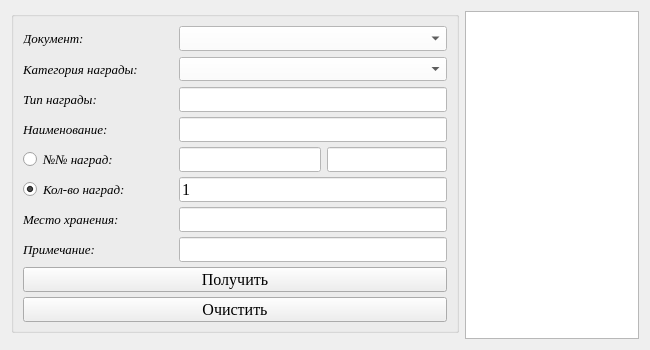
Before: the Qt Designer form frm_receiwing.ui in s4astlif4ik/accounting_of_medal, drawn with Qt 5.
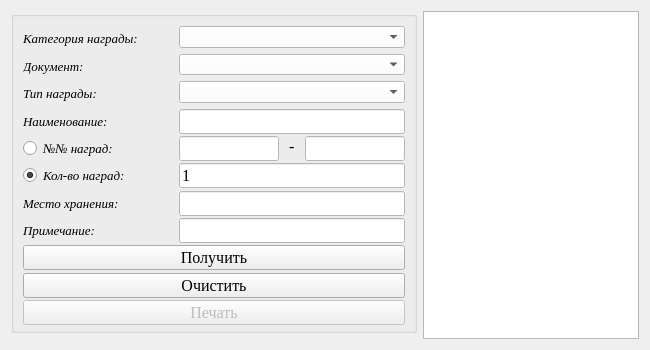
After: the same form once the commit is applied. Icons and pictures are not drawn.

```diff
--- a/frm_receiwing.ui
+++ b/frm_receiwing.ui
@@ -49,58 +49,7 @@
      </property>
      <layout class="QGridLayout" name="gridLayout_2">
       <item row="0" column="0">
-       <widget class="QLabel" name="lbl_type_5">
-        <property name="sizePolicy">
-         <sizepolicy hsizetype="Preferred" vsizetype="Fixed">
-          <horstretch>0</horstretch>
-          <verstretch>0</verstretch>
-         </sizepolicy>
-        </property>
-        <property name="minimumSize">
-         <size>
-          <width>150</width>
-          <height>25</height>
-         </size>
-        </property>
-        <property name="maximumSize">
-         <size>
-          <width>150</width>
-          <height>25</height>
-         </size>
-        </property>
-        <property name="font">
-         <font>
-          <family>Times New Roman</family>
-          <pointsize>10</pointsize>
-          <italic>true</italic>
-         </font>
-        </property>
-        <property name="text">
-         <string>Документ:</string>
-        </property>
-       </widget>
-      </item>
-      <item row="0" column="1" colspan="2">
-       <widget class="QComboBox" name="cB_doc">
-        <property name="maximumSize">
-         <size>
-          <width>16777215</width>
-          <height>25</height>
-         </size>
-        </property>
-        <property name="font">
-         <font>
-          <family>Times New Roman</family>
-          <pointsize>12</pointsize>
-         </font>
-        </property>
-        <property name="styleSheet">
-         <string notr="true">background-color: rgb(255, 255, 255);</string>
-        </property>
-       </widget>
-      </item>
-      <item row="1" column="0">
-       <widget class="QLabel" name="lbl_type">
+       <widget class="QLabel" name="lbl_type_2">
         <property name="sizePolicy">
          <sizepolicy hsizetype="Preferred" vsizetype="Fixed">
           <horstretch>0</horstretch>
@@ -131,7 +80,7 @@
         </property>
        </widget>
       </item>
-      <item row="1" column="1" colspan="2">
+      <item row="0" column="1" colspan="3">
        <widget class="QComboBox" name="cB_award_category">
         <property name="maximumSize">
          <size>
@@ -150,208 +99,6 @@
         </property>
        </widget>
       </item>
-      <item row="2" column="0">
-       <widget class="QLabel" name="lbl_form">
-        <property name="minimumSize">
-         <size>
-          <width>150</width>
-          <height>25</height>
-         </size>
-        </property>
-        <property name="maximumSize">
-         <size>
-          <width>150</width>
-          <height>25</height>
-         </size>
-        </property>
-        <property name="font">
-         <font>
-          <family>Times New Roman</family>
-          <pointsize>10</pointsize>
-          <italic>true</italic>
-         </font>
-        </property>
-        <property name="text">
-         <string>Тип награды:</string>
-        </property>
-       </widget>
-      </item>
-      <item row="2" column="1" colspan="2">
-       <widget class="QLineEdit" name="le_award_type">
-        <property name="minimumSize">
-         <size>
-          <width>0</width>
-          <height>25</height>
-         </size>
-        </property>
-        <property name="maximumSize">
-         <size>
-          <width>16777215</width>
-          <height>25</height>
-         </size>
-        </property>
-        <property name="font">
-         <font>
-          <family>Times New Roman</family>
-          <pointsize>12</pointsize>
-         </font>
-        </property>
-        <property name="styleSheet">
-         <string notr="true">background-color: rgb(255, 255, 255);</string>
-        </property>
-        <property name="dragEnabled">
-         <bool>true</bool>
-        </property>
-        <property name="clearButtonEnabled">
-         <bool>true</bool>
-        </property>
-       </widget>
-      </item>
-      <item row="3" column="0">
-       <widget class="QLabel" name="lbl_name">
-        <property name="minimumSize">
-         <size>
-          <width>150</width>
-          <height>25</height>
-         </size>
-        </property>
-        <property name="maximumSize">
-         <size>
-          <width>150</width>
-          <height>25</height>
-         </size>
-        </property>
-        <property name="font">
-         <font>
-          <family>Times New Roman</family>
-          <pointsize>10</pointsize>
-          <italic>true</italic>
-         </font>
-        </property>
-        <property name="text">
-         <string>Наименование:</string>
-        </property>
-       </widget>
-      </item>
-      <item row="3" column="1" colspan="2">
-       <widget class="QLineEdit" name="le_award_name">
-        <property name="minimumSize">
-         <size>
-          <width>0</width>
-          <height>25</height>
-         </size>
-        </property>
-        <property name="maximumSize">
-         <size>
-          <width>16777215</width>
-          <height>25</height>
-         </size>
-        </property>
-        <property name="font">
-         <font>
-          <family>Times New Roman</family>
-          <pointsize>12</pointsize>
-         </font>
-        </property>
-        <property name="whatsThis">
-         <string>Выберите медаль из списка...</string>
-        </property>
-        <property name="styleSheet">
-         <string notr="true">background-color: rgb(255, 255, 255);</string>
-        </property>
-        <property name="echoMode">
-         <enum>QLineEdit::Normal</enum>
-        </property>
-        <property name="dragEnabled">
-         <bool>true</bool>
-        </property>
-        <property name="clearButtonEnabled">
-         <bool>true</bool>
-        </property>
-       </widget>
-      </item>
-      <item row="4" column="0">
-       <widget class="QRadioButton" name="rb_numbers">
-        <property name="minimumSize">
-         <size>
-          <width>150</width>
-          <height>25</height>
-         </size>
-        </property>
-        <property name="maximumSize">
-         <size>
-          <width>150</width>
-          <height>25</height>
-         </size>
-        </property>
-        <property name="font">
-         <font>
-          <family>Times New Roman</family>
-          <pointsize>10</pointsize>
-          <italic>true</italic>
-         </font>
-        </property>
-        <property name="text">
-         <string>№№ наград:</string>
-        </property>
-       </widget>
-      </item>
-      <item row="4" column="1">
-       <widget class="QLineEdit" name="le_award_first_num">
-        <property name="enabled">
-         <bool>false</bool>
-        </property>
-        <property name="minimumSize">
-         <size>
-          <width>0</width>
-          <height>25</height>
-         </size>
-        </property>
-        <property name="maximumSize">
-         <size>
-          <width>300</width>
-          <height>25</height>
-         </size>
-        </property>
-        <property name="font">
-         <font>
-          <family>Times New Roman</family>
-          <pointsize>12</pointsize>
-         </font>
-        </property>
-        <property name="styleSheet">
-         <string notr="true">background-color: rgb(255, 255, 255);</string>
-        </property>
-       </widget>
-      </item>
-      <item row="4" column="2">
-       <widget class="QLineEdit" name="le_award_last_num">
-        <property name="enabled">
-         <bool>false</bool>
-        </property>
-        <property name="minimumSize">
-         <size>
-          <width>0</width>
-          <height>25</height>
-         </size>
-        </property>
-        <property name="maximumSize">
-         <size>
-          <width>120</width>
-          <height>25</height>
-         </size>
-        </property>
-        <property name="font">
-         <font>
-          <family>Times New Roman</family>
-          <pointsize>12</pointsize>
-         </font>
-        </property>
-        <property name="styleSheet">
-         <string notr="true">background-color: rgb(255, 255, 255);</string>
-        </property>
-       </widget>
-      </item>
       <item row="5" column="0">
        <widget class="QRadioButton" name="rb_sum">
         <property name="minimumSize">
@@ -381,37 +128,6 @@
         </property>
        </widget>
       </item>
-      <item row="5" column="1" colspan="2">
-       <widget class="QLineEdit" name="le_award_sum">
-        <property name="minimumSize">
-         <size>
-          <width>0</width>
-          <height>25</height>
-         </size>
-        </property>
-        <property name="maximumSize">
-         <size>
-          <width>16777215</width>
-          <height>25</height>
-         </size>
-        </property>
-        <property name="font">
-         <font>
-          <family>Times New Roman</family>
-          <pointsize>12</pointsize>
-         </font>
-        </property>
-        <property name="styleSheet">
-         <string notr="true">background-color: rgb(255, 255, 255);</string>
-        </property>
-        <property name="text">
-         <string>1</string>
-        </property>
-        <property name="echoMode">
-         <enum>QLineEdit::Normal</enum>
-        </property>
-       </widget>
-      </item>
       <item row="6" column="0">
        <widget class="QLabel" name="lbl_departament_12">
         <property name="minimumSize">
@@ -438,7 +154,38 @@
         </property>
        </widget>
       </item>
-      <item row="6" column="1" colspan="2">
+      <item row="5" column="1" colspan="3">
+       <widget class="QLineEdit" name="le_award_count">
+        <property name="minimumSize">
+         <size>
+          <width>0</width>
+          <height>25</height>
+         </size>
+        </property>
+        <property name="maximumSize">
+         <size>
+          <width>16777215</width>
+          <height>25</height>
+         </size>
+        </property>
+        <property name="font">
+         <font>
+          <family>Times New Roman</family>
+          <pointsize>12</pointsize>
+         </font>
+        </property>
+        <property name="styleSheet">
+         <string notr="true">background-color: rgb(255, 255, 255);</string>
+        </property>
+        <property name="text">
+         <string>1</string>
+        </property>
+        <property name="echoMode">
+         <enum>QLineEdit::Normal</enum>
+        </property>
+       </widget>
+      </item>
+      <item row="6" column="1" colspan="3">
        <widget class="QLineEdit" name="le_award_storage">
         <property name="minimumSize">
          <size>
@@ -489,7 +236,7 @@
         </property>
        </widget>
       </item>
-      <item row="7" column="1" colspan="2">
+      <item row="7" column="1" colspan="3">
        <widget class="QLineEdit" name="le_award_note">
         <property name="minimumSize">
          <size>
@@ -514,7 +261,7 @@
         </property>
        </widget>
       </item>
-      <item row="8" column="0" colspan="3">
+      <item row="8" column="0" colspan="4">
        <widget class="QPushButton" name="bnt_save_award">
         <property name="minimumSize">
          <size>
@@ -539,7 +286,7 @@
         </property>
        </widget>
       </item>
-      <item row="9" column="0" colspan="3">
+      <item row="9" column="0" colspan="4">
        <widget class="QPushButton" name="bnt_clear_award">
         <property name="minimumSize">
          <size>
@@ -564,6 +311,294 @@
         </property>
        </widget>
       </item>
+      <item row="1" column="0">
+       <widget class="QLabel" name="lbl_type_5">
+        <property name="sizePolicy">
+         <sizepolicy hsizetype="Preferred" vsizetype="Fixed">
+          <horstretch>0</horstretch>
+          <verstretch>0</verstretch>
+         </sizepolicy>
+        </property>
+        <property name="minimumSize">
+         <size>
+          <width>150</width>
+          <height>25</height>
+         </size>
+        </property>
+        <property name="maximumSize">
+         <size>
+          <width>150</width>
+          <height>25</height>
+         </size>
+        </property>
+        <property name="font">
+         <font>
+          <family>Times New Roman</family>
+          <pointsize>10</pointsize>
+          <italic>true</italic>
+         </font>
+        </property>
+        <property name="text">
+         <string>Документ:</string>
+        </property>
+       </widget>
+      </item>
+      <item row="1" column="1" colspan="3">
+       <widget class="QComboBox" name="cB_doc">
+        <property name="maximumSize">
+         <size>
+          <width>16777215</width>
+          <height>25</height>
+         </size>
+        </property>
+        <property name="font">
+         <font>
+          <family>Times New Roman</family>
+          <pointsize>12</pointsize>
+         </font>
+        </property>
+        <property name="styleSheet">
+         <string notr="true">background-color: rgb(255, 255, 255);</string>
+        </property>
+       </widget>
+      </item>
+      <item row="2" column="0">
+       <widget class="QLabel" name="lbl_form">
+        <property name="minimumSize">
+         <size>
+          <width>150</width>
+          <height>25</height>
+         </size>
+        </property>
+        <property name="maximumSize">
+         <size>
+          <width>150</width>
+          <height>25</height>
+         </size>
+        </property>
+        <property name="font">
+         <font>
+          <family>Times New Roman</family>
+          <pointsize>10</pointsize>
+          <italic>true</italic>
+         </font>
+        </property>
+        <property name="text">
+         <string>Тип награды:</string>
+        </property>
+       </widget>
+      </item>
+      <item row="3" column="1" colspan="3">
+       <widget class="QLineEdit" name="le_award_name">
+        <property name="minimumSize">
+         <size>
+          <width>0</width>
+          <height>25</height>
+         </size>
+        </property>
+        <property name="maximumSize">
+         <size>
+          <width>16777215</width>
+          <height>25</height>
+         </size>
+        </property>
+        <property name="font">
+         <font>
+          <family>Times New Roman</family>
+          <pointsize>12</pointsize>
+         </font>
+        </property>
+        <property name="whatsThis">
+         <string>Выберите медаль из списка...</string>
+        </property>
+        <property name="styleSheet">
+         <string notr="true">background-color: rgb(255, 255, 255);</string>
+        </property>
+        <property name="echoMode">
+         <enum>QLineEdit::Normal</enum>
+        </property>
+        <property name="dragEnabled">
+         <bool>true</bool>
+        </property>
+        <property name="clearButtonEnabled">
+         <bool>false</bool>
+        </property>
+       </widget>
+      </item>
+      <item row="4" column="0">
+       <widget class="QRadioButton" name="rb_numbers">
+        <property name="minimumSize">
+         <size>
+          <width>150</width>
+          <height>25</height>
+         </size>
+        </property>
+        <property name="maximumSize">
+         <size>
+          <width>150</width>
+          <height>25</height>
+         </size>
+        </property>
+        <property name="font">
+         <font>
+          <family>Times New Roman</family>
+          <pointsize>10</pointsize>
+          <italic>true</italic>
+         </font>
+        </property>
+        <property name="text">
+         <string>№№ наград:</string>
+        </property>
+       </widget>
+      </item>
+      <item row="4" column="1">
+       <widget class="QLineEdit" name="le_award_first_num">
+        <property name="enabled">
+         <bool>false</bool>
+        </property>
+        <property name="minimumSize">
+         <size>
+          <width>0</width>
+          <height>25</height>
+         </size>
+        </property>
+        <property name="maximumSize">
+         <size>
+          <width>100</width>
+          <height>25</height>
+         </size>
+        </property>
+        <property name="font">
+         <font>
+          <family>Times New Roman</family>
+          <pointsize>12</pointsize>
+         </font>
+        </property>
+        <property name="styleSheet">
+         <string notr="true">background-color: rgb(255, 255, 255);</string>
+        </property>
+       </widget>
+      </item>
+      <item row="4" column="3">
+       <widget class="QLineEdit" name="le_award_last_num">
+        <property name="enabled">
+         <bool>false</bool>
+        </property>
+        <property name="minimumSize">
+         <size>
+          <width>0</width>
+          <height>25</height>
+         </size>
+        </property>
+        <property name="maximumSize">
+         <size>
+          <width>100</width>
+          <height>25</height>
+         </size>
+        </property>
+        <property name="font">
+         <font>
+          <family>Times New Roman</family>
+          <pointsize>12</pointsize>
+         </font>
+        </property>
+        <property name="styleSheet">
+         <string notr="true">background-color: rgb(255, 255, 255);</string>
+        </property>
+       </widget>
+      </item>
+      <item row="3" column="0">
+       <widget class="QLabel" name="lbl_name">
+        <property name="minimumSize">
+         <size>
+          <width>150</width>
+          <height>25</height>
+         </size>
+        </property>
+        <property name="maximumSize">
+         <size>
+          <width>150</width>
+          <height>25</height>
+         </size>
+        </property>
+        <property name="font">
+         <font>
+          <family>Times New Roman</family>
+          <pointsize>10</pointsize>
+          <italic>true</italic>
+         </font>
+        </property>
+        <property name="text">
+         <string>Наименование:</string>
+        </property>
+       </widget>
+      </item>
+      <item row="2" column="1" colspan="3">
+       <widget class="QComboBox" name="cB_award_type">
+        <property name="maximumSize">
+         <size>
+          <width>16777215</width>
+          <height>25</height>
+         </size>
+        </property>
+        <property name="font">
+         <font>
+          <family>Times New Roman</family>
+          <pointsize>12</pointsize>
+         </font>
+        </property>
+        <property name="styleSheet">
+         <string notr="true">background-color: rgb(255, 255, 255);</string>
+        </property>
+       </widget>
+      </item>
+      <item row="4" column="2">
+       <widget class="QLabel" name="label">
+        <property name="maximumSize">
+         <size>
+          <width>40</width>
+          <height>25</height>
+         </size>
+        </property>
+        <property name="font">
+         <font>
+          <family>Times New Roman</family>
+          <pointsize>12</pointsize>
+         </font>
+        </property>
+        <property name="text">
+         <string> - </string>
+        </property>
+       </widget>
+      </item>
+      <item row="10" column="0" colspan="4">
+       <widget class="QPushButton" name="bnt_print_report">
+        <property name="enabled">
+         <bool>false</bool>
+        </property>
+        <property name="minimumSize">
+         <size>
+          <width>0</width>
+          <height>25</height>
+         </size>
+        </property>
+        <property name="maximumSize">
+         <size>
+          <width>16777215</width>
+          <height>25</height>
+         </size>
+        </property>
+        <property name="font">
+         <font>
+          <family>Times New Roman</family>
+          <pointsize>12</pointsize>
+         </font>
+        </property>
+        <property name="text">
+         <string>Печать</string>
+        </property>
+       </widget>
+      </item>
      </layout>
     </widget>
    </item>
```
Left out of the diff: 11 changed lines with no effect on the pictures.
